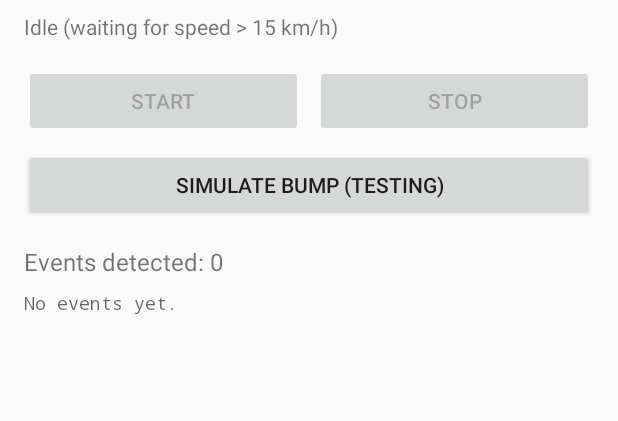
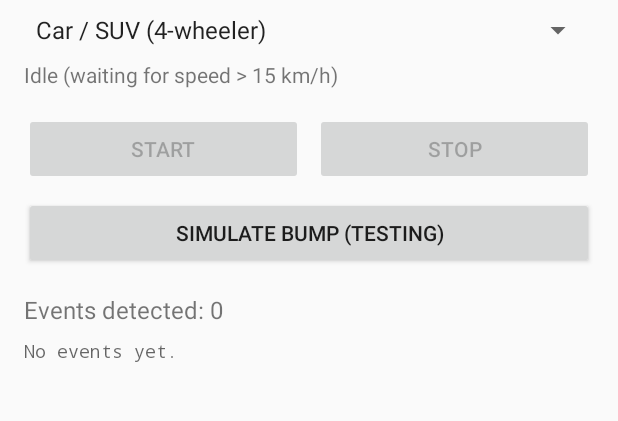
Before and after one commit to neerajkumar-n/asphalt, an Android app: the screen it shows after launch (MainActivity), on a phone screen of 412 x 824 dp, the part 152-573 px from its top. Run offline under Robolectric (Android 15) with nearby library versions, the phone set to English and light mode, and no system bars.

Commit message:
Code review cleanup: fix critical bugs and remove dead code
Critical fixes:
- AnomalyDetectorTest.kt: remove removed AsphaltConfig fields
  (detectionThresholdMs2, gyroConfirmationThresholdRadS) from setUp();
  update all feedGyroscope() calls from 4-arg to 3-arg API introduced
  in the orientation-agnostic sensor refactor (verticalRadS, lateralMagRadS)
- postgres.go: wrap eventIDs with pq.Array() in MarkEventsClustered so
  ANY($2) binding works correctly; without this events were never marked
  as clustered after processing

Dead code removal:
- AsphaltConfig: remove detectionThresholdMs2 and gyroConfirmationThresholdRadS
  (never read; thresholds live in VehicleProfile)
- AnomalyDetector: remove gyroRollBuffer and gyroYawBuffer (populated but
  never read in evaluate())
- LocationTracker: remove getLastLocation() and isActive() (unused public methods)
- demo-app build.gradle.kts: remove unused KSP plugin declaration (SDK uses kapt)

SDK improvements:
- Asphalt: SDK_VERSION now reads from BuildConfig instead of a hardcoded string
- Asphalt: add isRunning() public API for activity/service to query SDK state
- Asphalt: move start() callback to scope.launch for main-thread guarantee,
  matching the same pattern already used in stop() and handleSpeedChanged()
- EventDatabase: replace deprecated .values() with .entries (Kotlin 1.9+)
- Add consumer-rules.pro to SDK (was referenced in consumerProguardFiles but missing)

Demo app:
- Add vehicle type spinner so users can switch between car/auto/motorcycle at runtime
- Expose AsphaltDemoApplication.baseConfig for the spinner to copy with new vehicleType
- Replace usesCleartextTraffic="true" with domain-scoped network_security_config.xml
  (allows cleartext only for 10.0.2.2, localhost, 192.168.*, 10.* dev hosts)

Web:
- dashboard.html: fix speed-breaker filter option value from "speed_breaker" to "bump"
  to match the anomaly_type enum used by the API
- index.html: correct sensor rate from "100 Hz" to "~50 Hz (SENSOR_DELAY_GAME)"
- index.html: correct license from "MIT" to "Apache 2.0"
- index.html: remove "Planned" badge from two-wheelers (fully implemented)

Co-Authored-By: Claude Sonnet 4.6 <noreply@anthropic.com>
Claude-Session: https://claude.ai/code/session_014JduvdjQY831qXJFGREFEf

```diff
--- a/demo-app/android/app/src/main/kotlin/io/asphalt/demo/AsphaltDemoApplication.kt
+++ b/demo-app/android/app/src/main/kotlin/io/asphalt/demo/AsphaltDemoApplication.kt
@@ -23,19 +23,22 @@ import io.asphalt.sdk.model.VehicleType
  */
 class AsphaltDemoApplication : Application() {
 
+    /** Base config shared by the whole app. The vehicle type can be swapped at runtime. */
+    lateinit var baseConfig: AsphaltConfig
+        private set
+
     override fun onCreate() {
         super.onCreate()
 
-        val config = AsphaltConfig(
+        baseConfig = AsphaltConfig(
             ingestUrl = BuildConfig.INGEST_URL,
             vehicleType = VehicleType.FOUR_WHEELER,
             // Debug builds lower the speed gate to 5 km/h so detection can be
-            // verified indoors or while walking. Release builds use 15 km/h to
-            // avoid false positives from pedestrian movement.
+            // verified indoors or while walking. Release builds use 15 km/h.
             minSpeedKmh = if (BuildConfig.DEBUG) 5f else 15f,
             debugLogging = BuildConfig.DEBUG
         )
 
-        Asphalt.init(this, config)
+        Asphalt.init(this, baseConfig)
     }
 }
--- a/demo-app/android/app/src/main/kotlin/io/asphalt/demo/MainActivity.kt
+++ b/demo-app/android/app/src/main/kotlin/io/asphalt/demo/MainActivity.kt
@@ -5,15 +5,21 @@ import android.content.Intent
 import android.content.pm.PackageManager
 import android.os.Build
 import android.os.Bundle
+import android.view.View
+import android.widget.AdapterView
+import android.widget.ArrayAdapter
+import android.widget.Button
+import android.widget.Spinner
+import android.widget.TextView
 import androidx.activity.result.contract.ActivityResultContracts
 import androidx.annotation.RequiresApi
 import androidx.appcompat.app.AlertDialog
 import androidx.appcompat.app.AppCompatActivity
 import androidx.core.content.ContextCompat
 import androidx.lifecycle.ViewModelProvider
-import android.widget.Button
-import android.widget.TextView
 import io.asphalt.sdk.Asphalt
+import io.asphalt.sdk.AsphaltConfig
+import io.asphalt.sdk.model.VehicleType
 
 /**
  * Demo application entry point.
@@ -52,6 +58,7 @@ class MainActivity : AppCompatActivity() {
     private lateinit var stopButton: Button
     private lateinit var simulateButton: Button
     private lateinit var eventLog: TextView
+    private lateinit var vehicleTypeSpinner: Spinner
 
     // -------------------------------------------------------------------------
     // Permission launchers
@@ -95,12 +102,34 @@ class MainActivity : AppCompatActivity() {
 
         viewModel = ViewModelProvider(this)[DemoViewModel::class.java]
 
-        statusText     = findViewById(R.id.statusText)
-        eventCountText = findViewById(R.id.eventCountText)
-        startButton    = findViewById(R.id.startButton)
-        stopButton     = findViewById(R.id.stopButton)
-        simulateButton = findViewById(R.id.simulateButton)
-        eventLog       = findViewById(R.id.eventLog)
+        statusText         = findViewById(R.id.statusText)
+        eventCountText     = findViewById(R.id.eventCountText)
+        startButton        = findViewById(R.id.startButton)
+        stopButton         = findViewById(R.id.stopButton)
+        simulateButton     = findViewById(R.id.simulateButton)
+        eventLog           = findViewById(R.id.eventLog)
+        vehicleTypeSpinner = findViewById(R.id.vehicleTypeSpinner)
+
+        // Vehicle type selector — reinitialises the SDK with the chosen profile.
+        val vehicleTypes = listOf(VehicleType.FOUR_WHEELER, VehicleType.THREE_WHEELER, VehicleType.TWO_WHEELER)
+        val labels = listOf("Car / SUV (4-wheeler)", "Auto Rickshaw (3-wheeler)", "Motorcycle / Scooter (2-wheeler)")
+        vehicleTypeSpinner.adapter = ArrayAdapter(this, android.R.layout.simple_spinner_item, labels).also {
+            it.setDropDownViewResource(android.R.layout.simple_spinner_dropdown_item)
+        }
+        vehicleTypeSpinner.onItemSelectedListener = object : AdapterView.OnItemSelectedListener {
+            override fun onItemSelected(parent: AdapterView<*>, view: View?, pos: Int, id: Long) {
+                val selected = vehicleTypes[pos]
+                viewModel.selectedVehicleType = selected
+                // Re-init the SDK with the new vehicle type. If detection is active, stop first.
+                val wasRunning = Asphalt.isRunning()
+                if (wasRunning) Asphalt.stop()
+                Asphalt.setConfig(
+                    (application as AsphaltDemoApplication).baseConfig.copy(vehicleType = selected)
+                )
+                if (wasRunning) Asphalt.start()
+            }
+            override fun onNothingSelected(parent: AdapterView<*>) {}
+        }
 
         // Start / stop via DetectionForegroundService so detection survives backgrounding.
         startButton.setOnClickListener {
--- a/demo-app/android/app/src/main/res/layout/activity_main.xml
+++ b/demo-app/android/app/src/main/res/layout/activity_main.xml
@@ -12,6 +12,12 @@
         android:text="Asphalt Demo"
         android:textSize="22sp"
         android:textStyle="bold"
+        android:layout_marginBottom="8dp" />
+
+    <Spinner
+        android:id="@+id/vehicleTypeSpinner"
+        android:layout_width="match_parent"
+        android:layout_height="wrap_content"
         android:layout_marginBottom="8dp" />
 
     <TextView
--- a/demo-app/android/build.gradle.kts
+++ b/demo-app/android/build.gradle.kts
@@ -2,5 +2,4 @@ plugins {
     id("com.android.application") version "8.3.0" apply false
     id("com.android.library") version "8.3.0" apply false
     id("org.jetbrains.kotlin.android") version "1.9.22" apply false
-    id("com.google.devtools.ksp") version "1.9.22-1.0.17" apply false
 }
--- a/sdk/android/asphalt-sdk/src/main/kotlin/io/asphalt/sdk/Asphalt.kt
+++ b/sdk/android/asphalt-sdk/src/main/kotlin/io/asphalt/sdk/Asphalt.kt
@@ -50,7 +50,7 @@ import java.util.UUID
  */
 object Asphalt {
 
-    private const val SDK_VERSION = "1.0.0"
+    private val SDK_VERSION get() = io.asphalt.sdk.BuildConfig.SDK_VERSION
 
     private var config: AsphaltConfig? = null
     private var appContext: Context? = null
@@ -76,6 +76,13 @@ object Asphalt {
         AsphaltLog.enabled = config.debugLogging
         AsphaltLog.d("Asphalt", "SDK initialised. Version: $SDK_VERSION, vehicle: ${config.vehicleType.value}")
     }
+
+    /**
+     * Returns true if the SDK is currently started (location tracking active).
+     * Sensors may still be idle waiting for the speed threshold.
+     */
+    @JvmStatic
+    fun isRunning(): Boolean = locationTracker != null
 
     /**
      * Sets an optional callback for receiving real-time detection events.
@@ -127,7 +134,7 @@ object Asphalt {
         )
 
         AsphaltLog.d("Asphalt", "Session started. ID: $sessionId")
-        callback?.onStateChanged(false)
+        scope.launch { callback?.onStateChanged(false) }
     }
 
     /**
--- a/sdk/android/asphalt-sdk/src/main/kotlin/io/asphalt/sdk/AsphaltConfig.kt
+++ b/sdk/android/asphalt-sdk/src/main/kotlin/io/asphalt/sdk/AsphaltConfig.kt
@@ -40,35 +40,12 @@ data class AsphaltConfig(
     val sensorSamplingRateUs: Int = android.hardware.SensorManager.SENSOR_DELAY_GAME,
 
     /**
-     * Z-axis acceleration delta required to flag a candidate event, in m/s^2.
-     *
-     * This is the absolute deviation from the rolling baseline.
-     * A value of 4.0 m/s^2 corresponds to roughly 0.4g, which is a moderate
-     * pothole at highway speed. Rough patches may be closer to 2.5 m/s^2.
-     *
-     * Reduce to increase sensitivity (more false positives).
-     * Increase to reduce noise (may miss minor anomalies).
-     */
-    val detectionThresholdMs2: Float = 4.0f,
-
-    /**
      * Width of the sliding detection window in milliseconds.
      *
      * A pothole at 50 km/h occupies roughly 100-300ms of sensor time.
      * 500ms captures the full spike-dip-recovery signature with margin.
      */
     val detectionWindowMs: Long = 500L,
-
-    /**
-     * Minimum gyroscope magnitude (rad/s) required to confirm an event.
-     *
-     * Pure vertical jolts (real potholes) cause measurable pitch and roll.
-     * Pure accelerometer spikes with near-zero gyroscope activity suggest
-     * sensor noise or a stationary bump (e.g. cargo sliding inside the car).
-     *
-     * Set to 0.0 to disable gyroscope confirmation (not recommended).
-     */
-    val gyroConfirmationThresholdRadS: Float = 0.3f,
 
     /**
      * Maximum GPS accuracy in metres required to attach location to an event.
--- a/sdk/android/asphalt-sdk/src/main/kotlin/io/asphalt/sdk/location/LocationTracker.kt
+++ b/sdk/android/asphalt-sdk/src/main/kotlin/io/asphalt/sdk/location/LocationTracker.kt
@@ -132,6 +132,4 @@ class LocationTracker(
         AsphaltLog.d("LocationTracker", "GPS mode: ${if (useHighAccuracy) "HIGH_ACCURACY" else "BALANCED_POWER"}")
     }
 
-    fun getLastLocation(): Location? = lastLocation
-    fun isActive() = active
 }
--- a/sdk/android/asphalt-sdk/src/main/kotlin/io/asphalt/sdk/storage/EventDatabase.kt
+++ b/sdk/android/asphalt-sdk/src/main/kotlin/io/asphalt/sdk/storage/EventDatabase.kt
@@ -141,8 +141,8 @@ fun RoadEventEntity.toModel(): RoadEvent = RoadEvent(
     accuracyMeters = accuracyMeters,
     intensity = intensity,
     speedKmh = speedKmh,
-    anomalyType = AnomalyType.values().firstOrNull { it.value == anomalyType } ?: AnomalyType.UNKNOWN,
-    vehicleType = VehicleType.values().firstOrNull { it.value == vehicleType } ?: VehicleType.FOUR_WHEELER,
+    anomalyType = AnomalyType.entries.firstOrNull { it.value == anomalyType } ?: AnomalyType.UNKNOWN,
+    vehicleType = VehicleType.entries.firstOrNull { it.value == vehicleType } ?: VehicleType.FOUR_WHEELER,
     sensorSummary = SensorSummary(accelPeakZ, accelBaselineZ, accelDeltaZ, gyroPeakMagnitude, sampleCount, windowDurationMs),
     deviceMeta = DeviceMeta(platform, sdkInt, manufacturer, model, sensorVendor),
     sdkVersion = sdkVersion,
```
Also changed, not shown: demo-app/android/app/src/main/AndroidManifest.xml (+1 -6 lines), demo-app/android/app/src/main/res/xml/network_security_config.xml (added, +26 -0 lines), sdk/android/asphalt-sdk/src/main/kotlin/io/asphalt/sdk/detection/AnomalyDetector.kt (+0 -8 lines), 5 other files.
